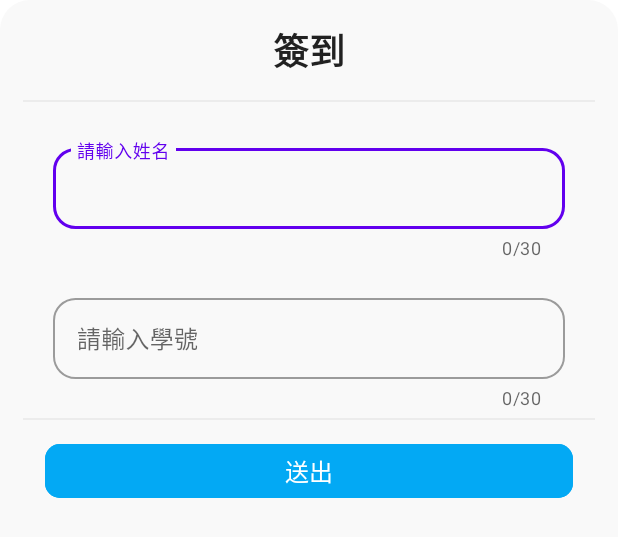
After one commit to NakiriYuuzu/McyangAPP, an Android app: the layout layout_bottom_sheet.xml on its own in the app's theme, with its tools: preview values and no code run, on a phone screen of 412 x 824 dp. The commit adds this screen. Shown: the top 537 px of the screen. Run offline under Robolectric (Android 15) with nearby library versions, the phone set to English and light mode, and no system bars.

Commit message:
Version: 1.0.3 -----Update Info----- 1. Finish Sign RecycleView. 2. finish Sign BottomSheetDialog.

```diff
--- a/mcyangStudentApp/app/build.gradle
+++ b/mcyangStudentApp/app/build.gradle
@@ -42,4 +42,5 @@ dependencies {
     implementation "com.android.volley:volley:1.2.1"
     implementation 'com.permissionx.guolindev:permissionx:1.4.0'
     implementation 'org.altbeacon:android-beacon-library:2+'
+    implementation 'com.makeramen:roundedimageview:2.3.0'
 }
--- a/mcyangStudentApp/app/src/main/res/drawable/rounded_corner.xml
+++ b/mcyangStudentApp/app/src/main/res/drawable/bottom_sheet_background.xml
@@ -2,7 +2,10 @@
 <shape xmlns:android="http://schemas.android.com/apk/res/android"
     android:shape="rectangle">
 
-    <corners android:radius="0dp"/>
+    <corners
+        android:topLeftRadius="20dp"
+        android:topRightRadius="20dp" />
+
     <solid android:color="#F9F9F9"/>
 
 </shape>
--- /dev/null
+++ b/mcyangStudentApp/app/src/main/res/drawable/sign_recycleview.xml
@@ -0,0 +1,5 @@
+<?xml version="1.0" encoding="utf-8"?>
+<shape xmlns:android="http://schemas.android.com/apk/res/android" android:shape="rectangle" >
+    <solid android:color="@android:color/white" />
+    <stroke android:width="1dip" android:color="#000000" />
+</shape>
--- /dev/null
+++ b/mcyangStudentApp/app/src/main/res/layout/layout_bottom_sheet.xml
@@ -0,0 +1,110 @@
+<?xml version="1.0" encoding="utf-8"?>
+<LinearLayout xmlns:android="http://schemas.android.com/apk/res/android"
+    xmlns:app="http://schemas.android.com/apk/res-auto"
+    android:id="@+id/bottom_sheetContainer"
+    android:background="@drawable/bottom_sheet_background"
+    android:orientation="vertical"
+    android:layout_width="match_parent"
+    android:layout_height="match_parent">
+
+    <com.google.android.material.textview.MaterialTextView
+        android:id="@+id/bottom_sheet_Title"
+        android:text="@string/sign_title"
+        android:textSize="24sp"
+        android:textStyle="bold"
+        android:textAppearance="@style/TextAppearance.AppCompat.Large"
+        android:fontFamily="@font/noto_sans"
+        android:gravity="center"
+        android:padding="15dp"
+        android:layout_width="match_parent"
+        android:layout_height="wrap_content" />
+
+    <View
+        android:layout_width="match_parent"
+        android:layout_height="1dp"
+        android:layout_marginBottom="10dp"
+        android:layout_marginLeft="15dp"
+        android:layout_marginRight="15dp"
+        android:background="#ececec" />
+
+    <LinearLayout
+        android:layout_width="match_parent"
+        android:layout_height="wrap_content"
+        android:padding="5dp"
+        android:orientation="vertical" >
+
+        <com.google.android.material.textfield.TextInputLayout
+            style="@style/Widget.MaterialComponents.TextInputLayout.OutlinedBox"
+            android:layout_width="match_parent"
+            android:layout_height="wrap_content"
+            android:layout_gravity="center_vertical"
+            android:layout_marginStart="30dp"
+            android:layout_marginTop="10dp"
+            android:layout_marginEnd="30dp"
+            android:hint="@string/bottom_sheet_Names"
+            app:boxCornerRadiusBottomEnd="15dp"
+            app:boxCornerRadiusBottomStart="15dp"
+            app:boxCornerRadiusTopEnd="15dp"
+            app:boxCornerRadiusTopStart="15dp"
+            app:counterEnabled="true"
+            app:counterMaxLength="30" >
+
+            <com.google.android.material.textfield.TextInputEditText
+                android:id="@+id/bottom_sheet_input_Names"
+                android:layout_width="match_parent"
+                android:layout_height="wrap_content"
+                android:fontFamily="@font/noto_sans"
+                android:textSize="16sp" />
+
+        </com.google.android.material.textfield.TextInputLayout>
+
+        <com.google.android.material.textfield.TextInputLayout
+            style="@style/Widget.MaterialComponents.TextInputLayout.OutlinedBox"
+            android:layout_width="match_parent"
+            android:layout_height="wrap_content"
+            android:layout_gravity="center_vertical"
+            android:layout_marginStart="30dp"
+            android:layout_marginTop="20dp"
+            android:layout_marginEnd="30dp"
+            android:hint="@string/bottom_sheet_ID"
+            app:boxCornerRadiusBottomEnd="15dp"
+            app:boxCornerRadiusBottomStart="15dp"
+            app:boxCornerRadiusTopEnd="15dp"
+            app:boxCornerRadiusTopStart="15dp"
+            app:counterEnabled="true"
+            app:counterMaxLength="30">
+
+            <com.google.android.material.textfield.TextInputEditText
+                android:id="@+id/bottom_sheet_input_student"
+                android:layout_width="match_parent"
+                android:layout_height="wrap_content"
+                android:fontFamily="@font/noto_sans"
+                android:textSize="16sp" />
+
+        </com.google.android.material.textfield.TextInputLayout>
+
+    </LinearLayout>
+
+    <View
+        android:layout_width="match_parent"
+        android:layout_height="1dp"
+        android:layout_marginBottom="10dp"
+        android:layout_marginLeft="15dp"
+        android:layout_marginRight="15dp"
+        android:background="#ececec" />
+
+    <com.google.android.material.button.MaterialButton
+        android:id="@+id/bottom_sheet_btn_Send"
+        android:text="@string/bottom_sheet_Button"
+        android:textSize="16sp"
+        android:textAppearance="@style/TextAppearance.AppCompat.Large"
+        android:fontFamily="@font/noto_sans"
+        android:backgroundTint="#03A9F4"
+        android:layout_marginLeft="30dp"
+        android:layout_marginRight="30dp"
+        android:layout_marginBottom="30dp"
+        android:layout_width="match_parent"
+        android:layout_height="wrap_content"
+        app:cornerRadius="10dp"/>
+
+</LinearLayout>
--- a/mcyangStudentApp/app/src/main/res/values/strings.xml
+++ b/mcyangStudentApp/app/src/main/res/values/strings.xml
@@ -16,7 +16,16 @@
     <string name="main_btn_EndClass">結束課程</string>
     <string name="main_btn_SignOut">登出</string>
     <string name="main_btn_Question">我要提問</string>
+    <string name="main_request_Gps_Not_Enabled">偵測GPS未打開，請麻煩打開GPS之後在使用APP。</string>
 
-    <!--MainActivity_Code-->
-    <string name="request_Gps_Not_Enabled">偵測GPS未打開，請麻煩打開GPS之後在使用APP。</string>
+    <!--SignActivity-->
+    <string name="sign_title">簽到</string>
+    <string name="sign_recycleView_Left">選擇</string>
+    <string name="sign_recycleView_Right">課程編號</string>
+
+    <!--BottomSheet-->
+    <string name="bottom_sheet_Names">請輸入姓名</string>
+    <string name="bottom_sheet_ID">請輸入學號</string>
+    <string name="bottom_sheet_Button">送出</string>
+
 </resources>
```
Also changed, not shown: mcyangStudentApp/app/src/main/AndroidManifest.xml (+15 -3 lines), mcyangStudentApp/app/src/main/java/tw/edu/mcyangstudentapp/Activity/LoginActivity.java (+9 -5 lines), mcyangStudentApp/app/src/main/java/tw/edu/mcyangstudentapp/Activity/MainActivity.java (+11 -3 lines), mcyangStudentApp/app/src/main/java/tw/edu/mcyangstudentapp/Activity/SignActivity.java (+33 -6 lines), mcyangStudentApp/app/src/main/java/tw/edu/mcyangstudentapp/RecycleAdapter/SignAdapter.java (added, +84 -0 lines), mcyangStudentApp/app/src/main/java/tw/edu/mcyangstudentapp/RequestModel/RequestHelper.java (+9 -7 lines), mcyangStudentApp/app/src/main/res/drawable/ic_baseline_arrow_back_24.xml (added, +10 -0 lines), mcyangStudentApp/app/src/main/res/layout/activity_sign.xml (+71 -0 lines), mcyangStudentApp/app/src/main/res/layout/layout_sign_recycle.xml (added, +48 -0 lines), mcyangStudentApp/app/src/main/res/values-night/themes.xml (+14 -1 lines), mcyangStudentApp/app/src/main/res/values/themes.xml (+14 -1 lines).
